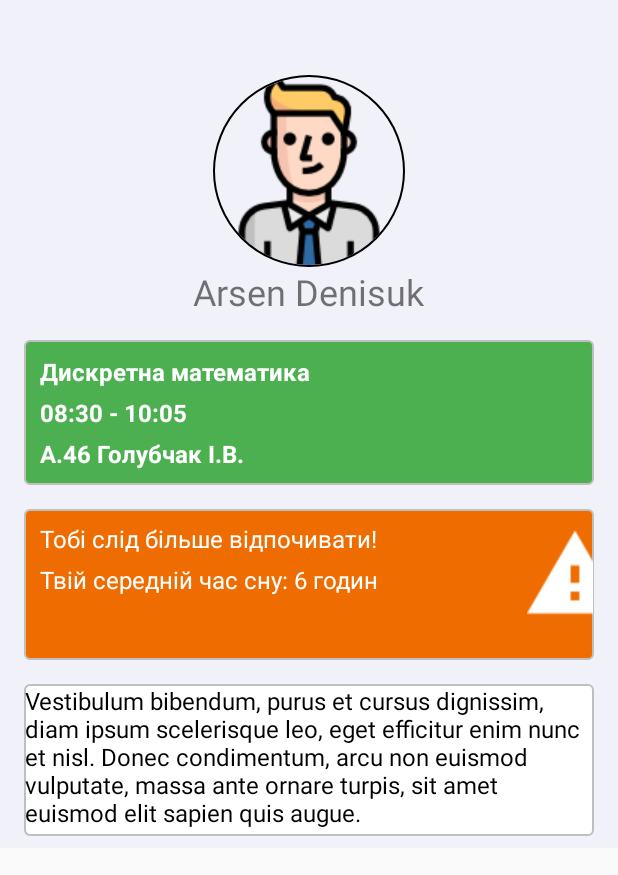
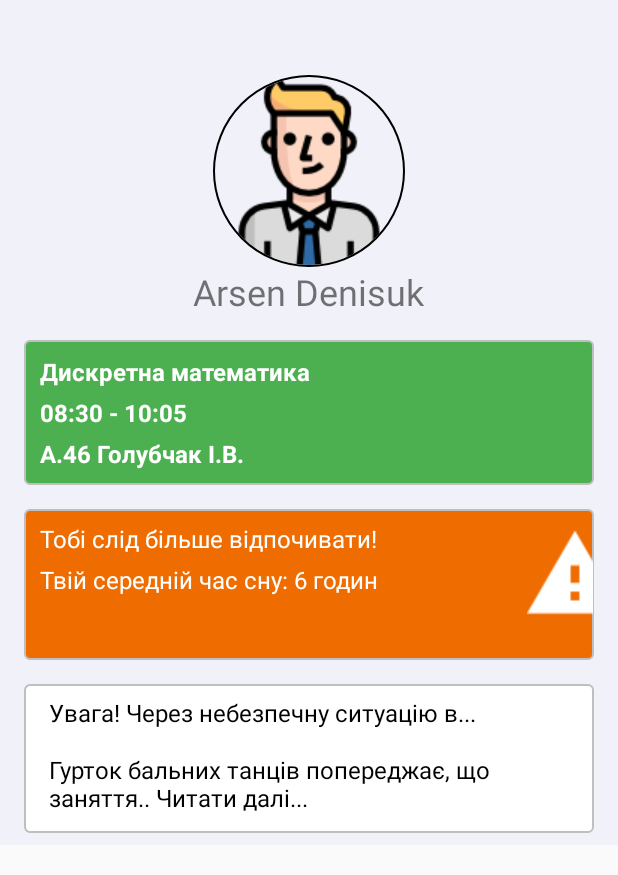
Before and after one commit to BlastORQ/0xC0FFEE, an Android app: the screen it shows after launch (MainActivity), on a phone screen of 412 x 824 dp. Shown: the top 875 px of the screen. Run offline under Robolectric (Android 15) with nearby library versions, the phone set to English and light mode, and no system bars; our stand-ins replace CircleImageView; network calls fail; Roboto replaces fonts that are not available here.

Commit message:
Choto tam

```diff
--- a/Andriod/StudentsHelper/app/src/main/res/layout/content_main.xml
+++ b/Andriod/StudentsHelper/app/src/main/res/layout/content_main.xml
@@ -75,7 +75,8 @@
                     android:textColor="#ffffff"
                     android:textSize="16sp"
                     android:textStyle="bold"
-                    app:fontFamily="@font/roboto_thin" />
+                    app:fontFamily="@font/roboto_thin"
+                    />
 
                 <TextView
                     android:layout_width="match_parent"
@@ -161,7 +162,21 @@
                     android:layout_height="match_parent"
                     android:text="@string/lorem"
                     android:textSize="16sp"
-                    android:textColor="#000000"/>
+                    android:textColor="#000000"
+                    android:layout_marginLeft="16dp"
+                    android:layout_marginRight="16dp"
+                    android:layout_marginTop="8dp"
+                    android:layout_marginBottom="8dp"/>
+                <TextView
+                    android:layout_width="match_parent"
+                    android:layout_height="match_parent"
+                    android:text="@string/tanutanu1"
+                    android:textSize="16dp"
+                    android:textColor="#000000"
+                    android:layout_marginLeft="16dp"
+                    android:layout_marginRight="16dp"
+                    android:layout_marginTop="8dp"
+                    android:layout_marginBottom="8dp"/>
             </LinearLayout>
         </LinearLayout>
     </RelativeLayout>
--- a/Andriod/StudentsHelper/app/src/main/res/values/strings.xml
+++ b/Andriod/StudentsHelper/app/src/main/res/values/strings.xml
@@ -4,7 +4,7 @@
     <string name="navigation_drawer_open">Open navigation drawer</string>
     <string name="navigation_drawer_close">Close navigation drawer</string>
 
-    <string name="lorem"> Vestibulum bibendum, purus et cursus dignissim, diam ipsum scelerisque leo, eget efficitur enim nunc et nisl. Donec condimentum, arcu non euismod vulputate, massa ante ornare turpis, sit amet euismod elit sapien quis augue.</string>
+    <string name="lorem">Увага! Через небезпечну ситуацію в...</string>
     <string name="news_text">Новини</string>
     <string name="schedules_text">Розклад</string>
     <string name="chat_text">Чати</string>
@@ -19,4 +19,5 @@
     <string name="title">blla</string>
     <string name="description">bla</string>
     <string name="news_more">bla</string>
+    <string name="tanutanu1">Гурток бальних танців попереджає, що заняття.. Читати далі...</string>
 </resources>
```
